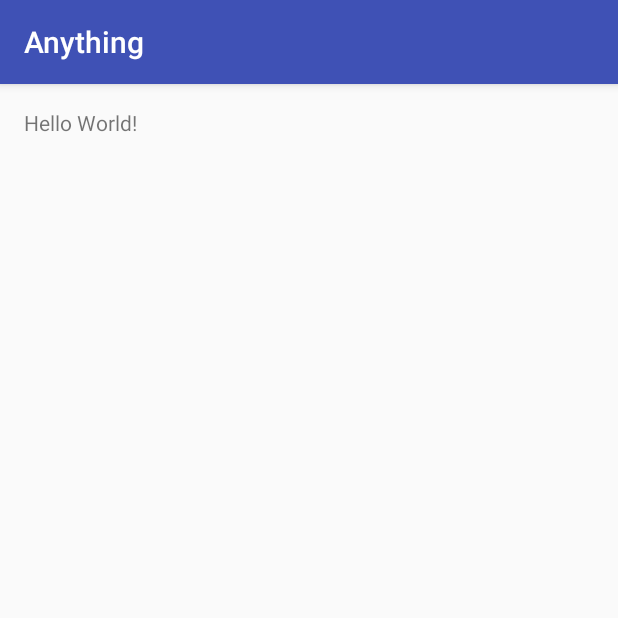
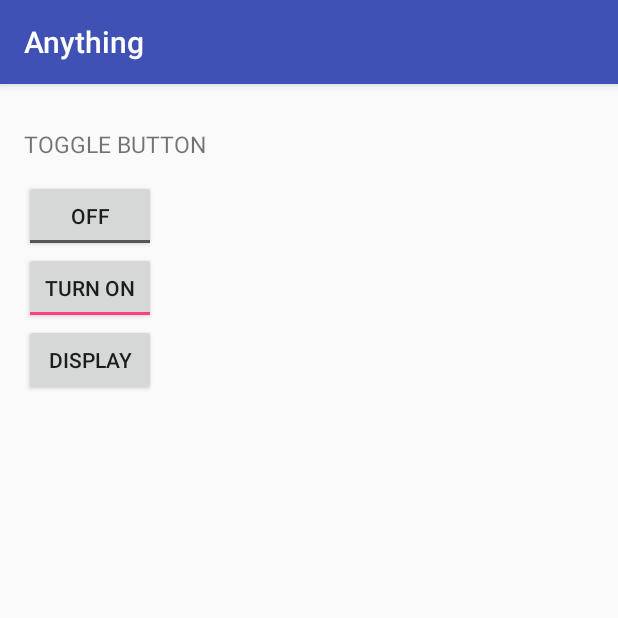
Before and after one commit to lukyth/anything, an Android app: the screen it shows after launch (MainActivity), on a phone screen of 412 x 824 dp, the top half of it. Run offline under Robolectric (Android 15) with nearby library versions, the phone set to English and light mode, and no system bars.

Commit message:
Add Toggle Button example
- Two ToggleButton, one with default text and another one with modified text
- A Button to show ToggleButton's value on a Toast

This has a strange preview error, but it's working fine.

```diff
--- a/app/src/main/java/com/kanitkorn/android/anything/MainActivity.java
+++ b/app/src/main/java/com/kanitkorn/android/anything/MainActivity.java
@@ -2,12 +2,44 @@ package com.kanitkorn.android.anything;
 
 import android.support.v7.app.AppCompatActivity;
 import android.os.Bundle;
+import android.view.View;
+import android.widget.Button;
+import android.widget.Toast;
+import android.widget.ToggleButton;
 
 public class MainActivity extends AppCompatActivity {
+
+    private ToggleButton toggleButton1, toggleButton2;
 
     @Override
     protected void onCreate(Bundle savedInstanceState) {
         super.onCreate(savedInstanceState);
         setContentView(R.layout.activity_main);
+
+        addListenerOnButton();
+    }
+
+    public void addListenerOnButton() {
+
+        toggleButton1 = (ToggleButton) findViewById(R.id.toggleButton1);
+        toggleButton2 = (ToggleButton) findViewById(R.id.toggleButton2);
+        Button btnDisplay = (Button) findViewById(R.id.btnDisplay);
+
+        btnDisplay.setOnClickListener(new View.OnClickListener() {
+
+            @Override
+            public void onClick(View v) {
+
+                String toggleButtonResult = "";
+                toggleButtonResult += "toggleButton1 : " + toggleButton1.getText();
+                toggleButtonResult += "\ntoggleButton2 : " + toggleButton2.getText();
+
+                Toast.makeText(MainActivity.this, toggleButtonResult,
+                        Toast.LENGTH_SHORT).show();
+
+            }
+
+        });
+
     }
 }
--- a/app/src/main/res/layout/activity_main.xml
+++ b/app/src/main/res/layout/activity_main.xml
@@ -1,11 +1,36 @@
 <?xml version="1.0" encoding="utf-8"?>
-<RelativeLayout xmlns:android="http://schemas.android.com/apk/res/android"
-    xmlns:tools="http://schemas.android.com/tools" android:layout_width="match_parent"
-    android:layout_height="match_parent" android:paddingLeft="@dimen/activity_horizontal_margin"
+<LinearLayout xmlns:android="http://schemas.android.com/apk/res/android"
+    xmlns:tools="http://schemas.android.com/tools"
+    android:layout_width="match_parent"
+    android:layout_height="match_parent"
+    android:orientation="vertical"
+    android:paddingBottom="@dimen/activity_vertical_margin"
+    android:paddingLeft="@dimen/activity_horizontal_margin"
     android:paddingRight="@dimen/activity_horizontal_margin"
     android:paddingTop="@dimen/activity_vertical_margin"
-    android:paddingBottom="@dimen/activity_vertical_margin" tools:context=".MainActivity">
+    tools:context=".MainActivity">
 
-    <TextView android:text="Hello World!" android:layout_width="wrap_content"
+    <TextView
+        style="@style/HeaderTextStyle"
+        android:text="@string/toggle_button" />
+
+    <ToggleButton
+        android:id="@+id/toggleButton1"
+        android:layout_width="wrap_content"
         android:layout_height="wrap_content" />
-</RelativeLayout>
+
+    <ToggleButton
+        android:id="@+id/toggleButton2"
+        android:layout_width="wrap_content"
+        android:layout_height="wrap_content"
+        android:checked="true"
+        android:textOff="@string/toggle_turn_off"
+        android:textOn="@string/toggle_turn_on" />
+
+    <Button
+        android:id="@+id/btnDisplay"
+        android:layout_width="wrap_content"
+        android:layout_height="wrap_content"
+        android:text="@string/btn_display" />
+
+</LinearLayout>
--- a/app/src/main/res/values/strings.xml
+++ b/app/src/main/res/values/strings.xml
@@ -1,3 +1,7 @@
 <resources>
     <string name="app_name">Anything</string>
+    <string name="toggle_turn_on">Turn On</string>
+    <string name="toggle_turn_off">Turn Off</string>
+    <string name="btn_display">Display</string>
+    <string name="toggle_button">Toggle Button</string>
 </resources>
--- a/app/src/main/res/values/styles.xml
+++ b/app/src/main/res/values/styles.xml
@@ -8,4 +8,12 @@
         <item name="colorAccent">@color/colorAccent</item>
     </style>
 
+    <style name="HeaderTextStyle">
+        <item name="android:layout_width">wrap_content</item>
+        <item name="android:layout_height">48dp</item>
+        <item name="android:gravity">center_vertical</item>
+        <item name="android:textAllCaps">true</item>
+        <item name="android:textSize">15sp</item>
+    </style>
+
 </resources>
```
